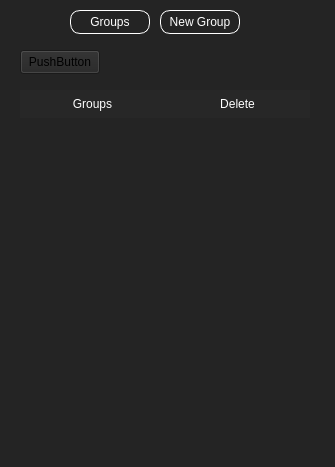
Above: mainwindow.ui from illud/tgroup before the change. Below: the same form after it.
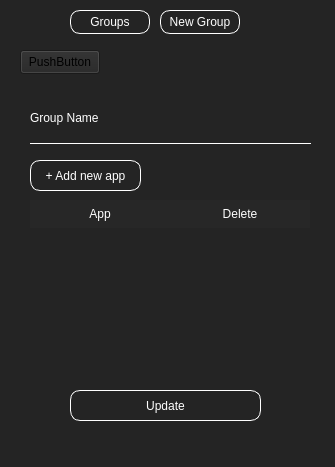
That is the form after the change. The open tabs and pages were chosen to show the change.

```diff
--- a/mainwindow.ui
+++ b/mainwindow.ui
@@ -189,7 +189,7 @@
        <bool>true</bool>
       </attribute>
       <attribute name="horizontalHeaderDefaultSectionSize">
-       <number>145</number>
+       <number>95</number>
       </attribute>
       <attribute name="horizontalHeaderHighlightSections">
        <bool>true</bool>
@@ -205,6 +205,11 @@
         <string>Groups</string>
        </property>
       </column>
+      <column>
+       <property name="text">
+        <string>Edit</string>
+       </property>
+      </column>
       <column>
        <property name="text">
         <string>Delete</string>
@@ -497,6 +502,291 @@
       </column>
      </widget>
     </widget>
+    <widget class="QWidget" name="page_3">
+     <widget class="QTableWidget" name="tableWidget_3">
+      <property name="geometry">
+       <rect>
+        <x>30</x>
+        <y>130</y>
+        <width>281</width>
+        <height>181</height>
+       </rect>
+      </property>
+      <property name="focusPolicy">
+       <enum>Qt::NoFocus</enum>
+      </property>
+      <property name="styleSheet">
+       <string notr="true"> QTableWidget {
+        color: #ffffff;
+        border-radius: 10px;
+    }
+
+QHeaderView::section {
+    background-color: rgb(39, 39, 39);
+	color: #ffffff;
+    border: none;
+    height: 28px;
+}
+
+QTableCornerButton::section {
+	background-color: rgb(66, 66, 66);
+}
+
+QTableWidget::item {
+	border: 0px; 
+	padding: 5px; 
+	color: #ffffff;
+    margin-top: 5px;          
+    border-radius: 9px;
+    padding-left: 5px;
+}
+
+/* VERTICAL SCROLLBAR */
+ QScrollBar:vertical {
+	border: none;
+    background: transparent;
+    width: 8px;
+    margin: 15px 0 15px 2px;
+	border-radius: 0px;
+    margin-right: 4px;
+ }
+
+/*  HANDLE BAR VERTICAL */
+QScrollBar::handle:vertical {	
+	background-color: rgb(158, 158, 158);
+	min-height: 30px;
+	border-radius: 1px;
+}
+QScrollBar::handle:vertical:hover{	
+	background-color: rgb(158, 158, 158);
+}
+QScrollBar::handle:vertical:pressed {	
+	background-color: rgb(66, 66, 66);
+}
+
+/* BTN TOP - SCROLLBAR */
+QScrollBar::sub-line:vertical {
+	border: none;
+	background-color: transparent;
+	height: 15px;
+	border-top-left-radius: 7px;
+	border-top-right-radius: 7px;
+	subcontrol-position: top;
+	subcontrol-origin: margin;
+}
+QScrollBar::sub-line:vertical:hover {	
+	background-color: rgb(255, 0, 127);
+}
+QScrollBar::sub-line:vertical:pressed {	
+	background-color: rgb(185, 0, 92);
+}
+
+/* BTN BOTTOM - SCROLLBAR */
+QScrollBar::add-line:vertical {
+	border: none;
+	background-color: transparent;
+	height: 15px;
+	border-bottom-left-radius: 7px;
+	border-bottom-right-radius: 7px;
+	subcontrol-position: bottom;
+	subcontrol-origin: margin;
+}
+QScrollBar::add-line:vertical:hover {	
+	background-color: rgb(255, 0, 127);
+}
+QScrollBar::add-line:vertical:pressed {	
+	background-color: rgb(185, 0, 92);
+}
+
+/* RESET ARROW */
+QScrollBar::up-arrow:vertical, QScrollBar::down-arrow:vertical {
+	background: none;
+}
+QScrollBar::add-page:vertical, QScrollBar::sub-page:vertical {
+	background: none;
+}
+
+
+
+/* HORIZONTAL SCROLLBAR - HOMEWORK */
+QScrollBar:horizontal {
+   	border: none;
+	background-color: transparent;
+	height: 3px;
+	border-top-left-radius: 7px;
+	border-top-right-radius: 7px;
+	subcontrol-position: top;
+	subcontrol-origin: margin;
+}
+QScrollBar::handle:horizontal {
+    	background-color: rgb(158, 158, 158);
+	min-height: 30px;
+	border-radius: 1px;
+}
+QScrollBar::add-line:horizontal {
+    
+}
+QScrollBar::sub-line:horizontal {
+    
+}
+QScrollBar::up-arrow:horizontal, QScrollBar::down-arrow:horizontal
+{
+
+}
+QScrollBar::add-page:horizontal, QScrollBar::sub-page:horizontal
+{
+}</string>
+      </property>
+      <property name="frameShape">
+       <enum>QFrame::NoFrame</enum>
+      </property>
+      <property name="frameShadow">
+       <enum>QFrame::Plain</enum>
+      </property>
+      <attribute name="horizontalHeaderVisible">
+       <bool>true</bool>
+      </attribute>
+      <attribute name="horizontalHeaderCascadingSectionResizes">
+       <bool>false</bool>
+      </attribute>
+      <attribute name="horizontalHeaderDefaultSectionSize">
+       <number>140</number>
+      </attribute>
+      <attribute name="verticalHeaderVisible">
+       <bool>false</bool>
+      </attribute>
+      <column>
+       <property name="text">
+        <string>App</string>
+       </property>
+      </column>
+      <column>
+       <property name="text">
+        <string>Delete</string>
+       </property>
+      </column>
+     </widget>
+     <widget class="QLabel" name="label_3">
+      <property name="geometry">
+       <rect>
+        <x>30</x>
+        <y>40</y>
+        <width>171</width>
+        <height>16</height>
+       </rect>
+      </property>
+      <property name="styleSheet">
+       <string notr="true">font: 900 7pt &quot;Arial Black&quot;;
+background-color: transparent;
+color: rgb(255, 255, 255);</string>
+      </property>
+      <property name="text">
+       <string>Group Name</string>
+      </property>
+     </widget>
+     <widget class="QLineEdit" name="lineEdit_2">
+      <property name="geometry">
+       <rect>
+        <x>30</x>
+        <y>50</y>
+        <width>281</width>
+        <height>24</height>
+       </rect>
+      </property>
+      <property name="styleSheet">
+       <string notr="true">background-color: transparent;
+border-style: solid;
+font: 900 9pt &quot;Arial Black&quot;;
+color: rgb(255, 255, 255);
+border-bottom-width: 1px;
+border-color: none none white none;
+border-radius:0px;</string>
+      </property>
+     </widget>
+     <widget class="QPushButton" name="searchGameExeBtn_2">
+      <property name="geometry">
+       <rect>
+        <x>30</x>
+        <y>90</y>
+        <width>111</width>
+        <height>31</height>
+       </rect>
+      </property>
+      <property name="cursor">
+       <cursorShape>PointingHandCursor</cursorShape>
+      </property>
+      <property name="styleSheet">
+       <string notr="true">QPushButton { 
+	font: 900 9pt &quot;Arial Black&quot;;
+	color: rgb(255, 255, 255);
+        border: 1px;
+	border-color: rgb(255, 255, 255);
+	border-style: outset;
+border-radius: 10px;
+}
+
+QPushButton:hover{ 
+    background-color: rgb(252, 196, 25);
+	font: 900 9pt &quot;Arial Black&quot;;
+	color: rgb(255, 255, 255);
+    border: 0px;
+}
+
+QPushButton::focus:pressed{ 
+    background-color: rgb(252, 72, 25);
+	font: 900 9pt &quot;Arial Black&quot;;
+	color: rgb(255, 255, 255);
+    border: 0px;
+}
+</string>
+      </property>
+      <property name="text">
+       <string>+ Add new app</string>
+      </property>
+      <property name="flat">
+       <bool>true</bool>
+      </property>
+     </widget>
+     <widget class="QPushButton" name="updateBtn">
+      <property name="geometry">
+       <rect>
+        <x>70</x>
+        <y>320</y>
+        <width>191</width>
+        <height>31</height>
+       </rect>
+      </property>
+      <property name="styleSheet">
+       <string notr="true">QPushButton { 
+	background-color: transparent;
+	font: 900 9pt &quot;Arial Black&quot;;
+	color: rgb(255, 255, 255);
+    border: 1px;
+	border-color: rgb(255, 255, 255);
+	border-style: outset;
+border-radius: 10px;
+}
+
+QPushButton:hover{ 
+    background-color: rgb(252, 196, 25);
+	font: 900 9pt &quot;Arial Black&quot;;
+	color: rgb(255, 255, 255);
+    border: 0px;
+}
+
+QPushButton::focus:pressed{ 
+	background-color: rgb(252, 72, 25);
+	font: 900 9pt &quot;Arial Black&quot;;
+	color: rgb(255, 255, 255);
+    border: 0px;
+}
+</string>
+      </property>
+      <property name="text">
+       <string>Update</string>
+      </property>
+     </widget>
+    </widget>
    </widget>
    <widget class="QPushButton" name="newGroupBtn">
     <property name="geometry">
```
Left out of the diff: 2 changed lines with no effect on the pictures.
